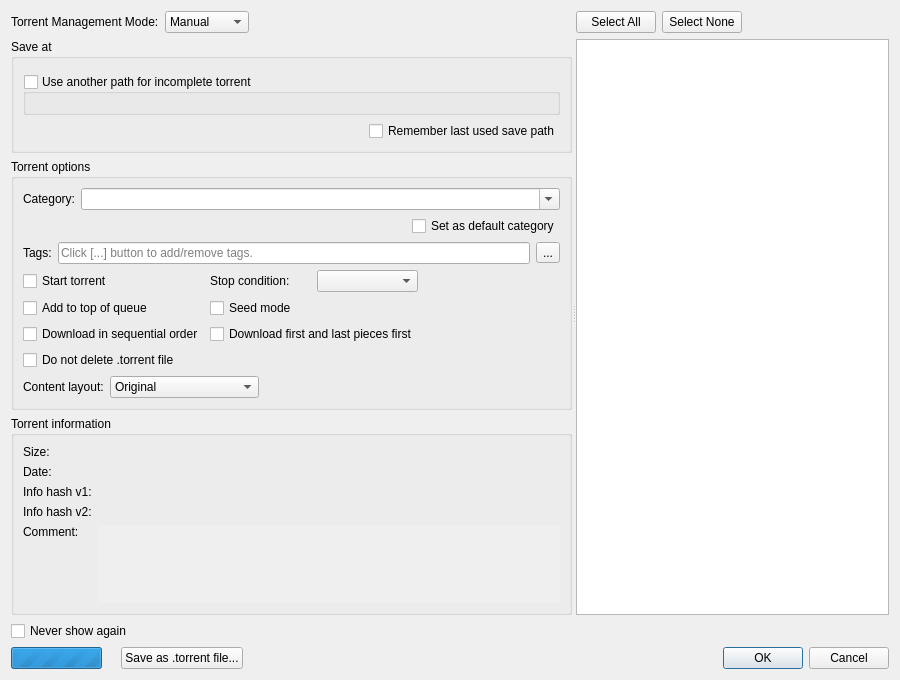
The window that src/gui/addnewtorrentdialog.ui (qbittorrent/qBittorrent) describes before a commit, drawn with Qt 5.
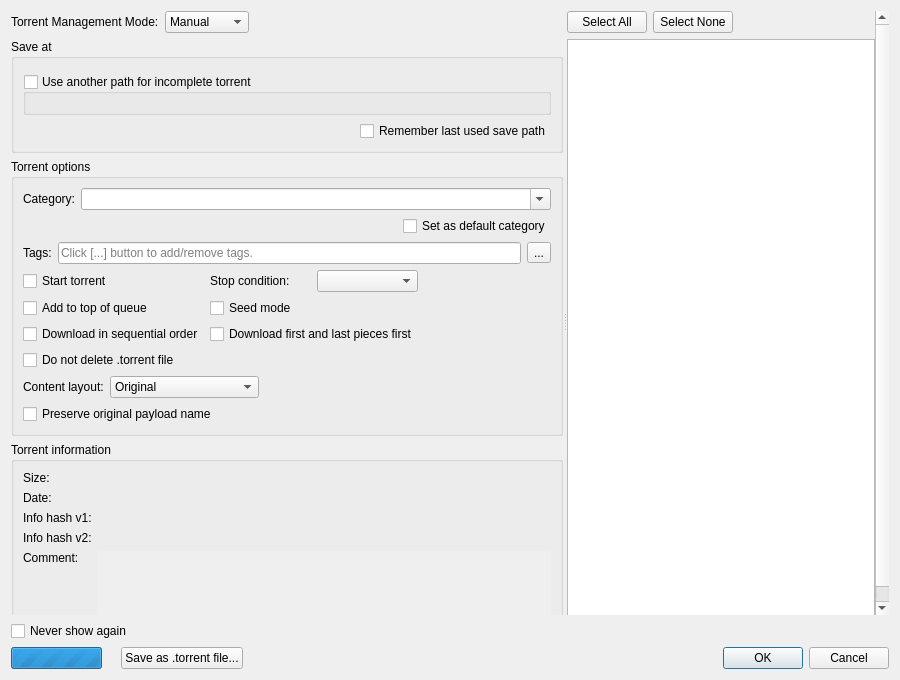
The same window after the commit. Custom widgets are drawn as their Qt base class.

Commit message:
Add opt-in deterministic hash directory for torrent payloads
When enabled, newly added torrents are stored under a stable top-level
directory named from the torrent and a short torrent-ID hash (for
example "Show [qb-a19f83c275d1]"). This avoids same-name path
collisions without scanning other torrents.

Existing torrents are unchanged until the user applies the conversion
from the transfer list. If the target hash directory already exists,
it is replaced entirely after confirmation. Per-torrent preserve
original name remains available for intentional cross-seeding.

Closes #12842

Diff of the .ui file:
```diff
--- a/src/gui/addnewtorrentdialog.ui
+++ b/src/gui/addnewtorrentdialog.ui
@@ -366,6 +366,16 @@
                 </item>
                </layout>
               </item>
+              <item>
+               <widget class="QCheckBox" name="preserveOriginalPayloadNameCheckBox">
+                <property name="toolTip">
+                 <string>Allow this torrent to use the original payload path without a hash suffix (for example for path-based cross-seeding). Only shown when “Append torrent hash to payload names” is enabled.</string>
+                </property>
+                <property name="text">
+                 <string>Preserve original payload name</string>
+                </property>
+               </widget>
+              </item>
              </layout>
             </widget>
            </item>
```
The commit also changes 22 other files.
